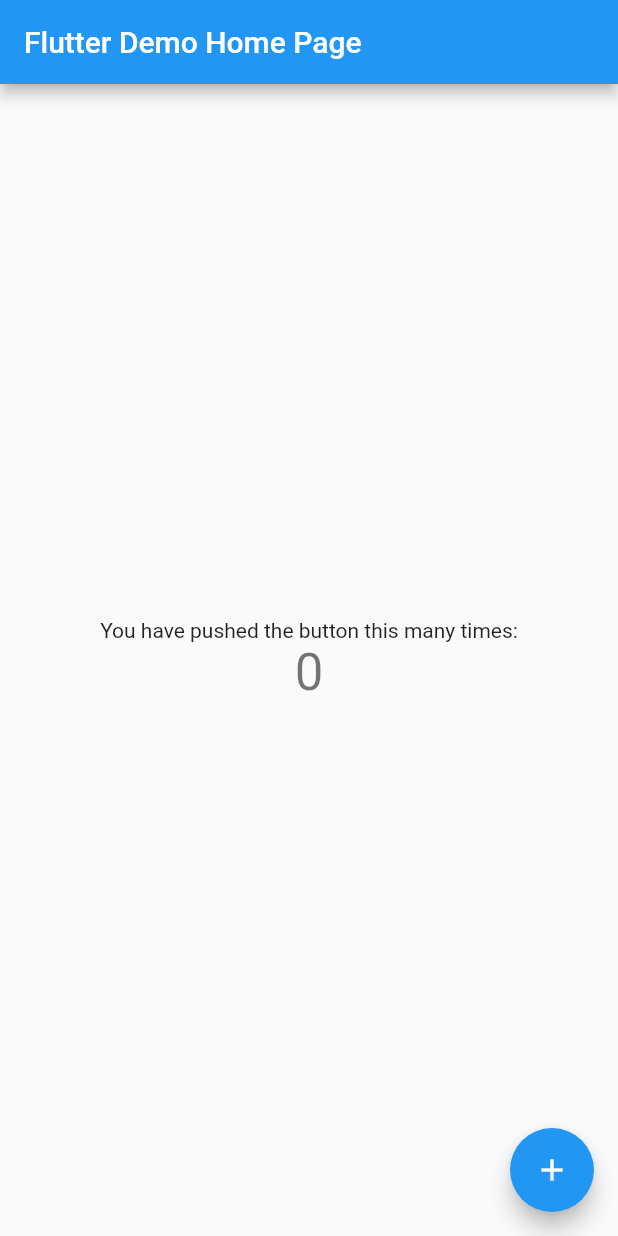
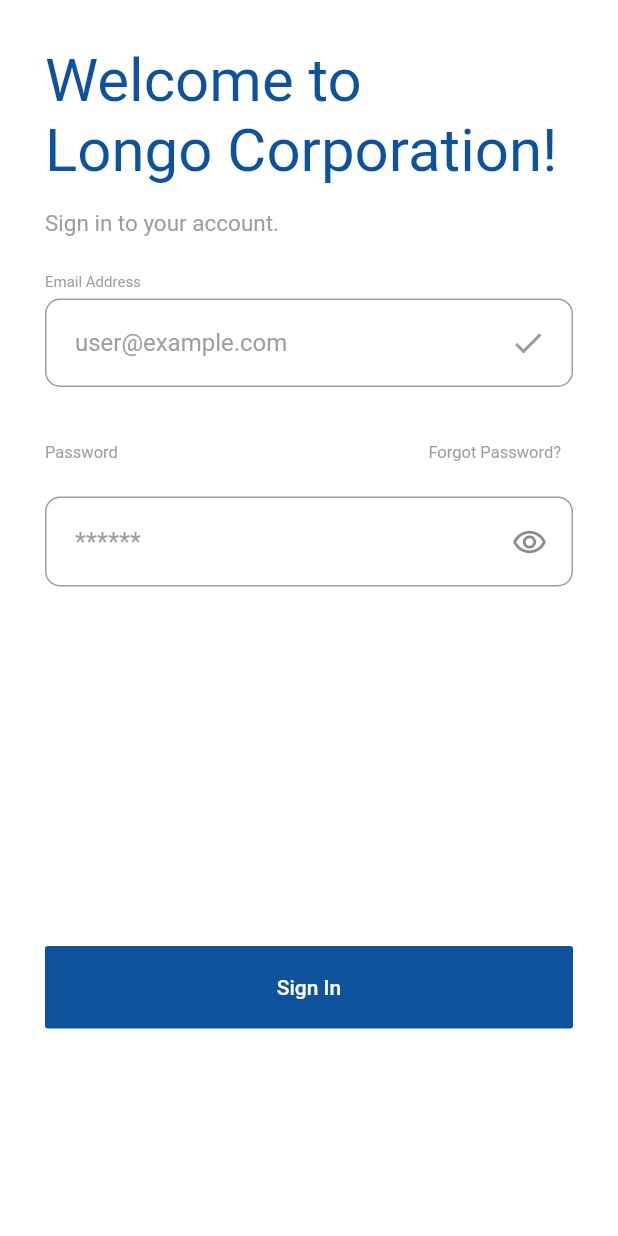
Before and after one commit to teerathk/Longo, a Flutter app: the screen it shows after launch, on a phone screen of 412 x 824 dp. Run offline on Flutter 3.47's test engine with Material 2 defaults, Android fonts, the phone set to English and light mode, and no system bars.

Commit message:
Login screen
UI login screen

```diff
--- a/lib/main.dart
+++ b/lib/main.dart
@@ -1,115 +1,23 @@
 import 'package:flutter/material.dart';
+import 'package:longo/pages/home_page.dart';
+import 'package:longo/pages/login.dart';
 
-void main() {
-  runApp(const MyApp());
+void main(){
+  runApp(MyApp());
 }
 
 class MyApp extends StatelessWidget {
   const MyApp({Key? key}) : super(key: key);
 
-  // This widget is the root of your application.
   @override
   Widget build(BuildContext context) {
     return MaterialApp(
-      title: 'Flutter Demo',
-      theme: ThemeData(
-        // This is the theme of your application.
-        //
-        // Try running your application with "flutter run". You'll see the
-        // application has a blue toolbar. Then, without quitting the app, try
-        // changing the primarySwatch below to Colors.green and then invoke
-        // "hot reload" (press "r" in the console where you ran "flutter run",
-        // or simply save your changes to "hot reload" in a Flutter IDE).
-        // Notice that the counter didn't reset back to zero; the application
-        // is not restarted.
-        primarySwatch: Colors.blue,
-      ),
-      home: const MyHomePage(title: 'Flutter Demo Home Page'),
+      debugShowCheckedModeBanner: false,
+      routes: {
+        "/" : (context) => loginPage(),
+        "/login" : (context) => loginPage(),
+        "/home" :(context) => HomePage()
+      },
     );
   }
 }
-
-class MyHomePage extends StatefulWidget {
-  const MyHomePage({Key? key, required this.title}) : super(key: key);
-
-  // This widget is the home page of your application. It is stateful, meaning
-  // that it has a State object (defined below) that contains fields that affect
-  // how it looks.
-
-  // This class is the configuration for the state. It holds the values (in this
-  // case the title) provided by the parent (in this case the App widget) and
-  // used by the build method of the State. Fields in a Widget subclass are
-  // always marked "final".
-
-  final String title;
-
-  @override
-  State<MyHomePage> createState() => _MyHomePageState();
-}
-
-class _MyHomePageState extends State<MyHomePage> {
-  int _counter = 0;
-
-  void _incrementCounter() {
-    setState(() {
-      // This call to setState tells the Flutter framework that something has
-      // changed in this State, which causes it to rerun the build method below
-      // so that the display can reflect the updated values. If we changed
-      // _counter without calling setState(), then the build method would not be
-      // called again, and so nothing would appear to happen.
-      _counter++;
-    });
-  }
-
-  @override
-  Widget build(BuildContext context) {
-    // This method is rerun every time setState is called, for instance as done
-    // by the _incrementCounter method above.
-    //
-    // The Flutter framework has been optimized to make rerunning build methods
-    // fast, so that you can just rebuild anything that needs updating rather
-    // than having to individually change instances of widgets.
-    return Scaffold(
-      appBar: AppBar(
-        // Here we take the value from the MyHomePage object that was created by
-        // the App.build method, and use it to set our appbar title.
-        title: Text(widget.title),
-      ),
-      body: Center(
-        // Center is a layout widget. It takes a single child and positions it
-        // in the middle of the parent.
-        child: Column(
-          // Column is also a layout widget. It takes a list of children and
-          // arranges them vertically. By default, it sizes itself to fit its
-          // children horizontally, and tries to be as tall as its parent.
-          //
-          // Invoke "debug painting" (press "p" in the console, choose the
-          // "Toggle Debug Paint" action from the Flutter Inspector in Android
-          // Studio, or the "Toggle Debug Paint" command in Visual Studio Code)
-          // to see the wireframe for each widget.
-          //
-          // Column has various properties to control how it sizes itself and
-          // how it positions its children. Here we use mainAxisAlignment to
-          // center the children vertically; the main axis here is the vertical
-          // axis because Columns are vertical (the cross axis would be
-          // horizontal).
-          mainAxisAlignment: MainAxisAlignment.center,
-          children: <Widget>[
-            const Text(
-              'You have pushed the button this many times:',
-            ),
-            Text(
-              '$_counter',
-              style: Theme.of(context).textTheme.headline4,
-            ),
-          ],
-        ),
-      ),
-      floatingActionButton: FloatingActionButton(
-        onPressed: _incrementCounter,
-        tooltip: 'Increment',
-        child: const Icon(Icons.add),
-      ), // This trailing comma makes auto-formatting nicer for build methods.
-    );
-  }
-}
--- /dev/null
+++ b/lib/pages/home_page.dart
@@ -0,0 +1,23 @@
+import 'package:flutter/material.dart';
+
+class HomePage extends StatelessWidget {
+  const HomePage({Key? key}) : super(key: key);
+
+  @override
+  Widget build(BuildContext context) {
+    int days = 30;
+    String name = "Codepur";
+
+    return Scaffold(
+      appBar: AppBar(
+        title: Text("My First App"),
+      ),
+      body: Center(
+        child: Container(
+          child: Text("Welcome  today $days  days in $name "),
+        ),
+      ),
+      drawer: Drawer(),
+    );
+  }
+}
--- /dev/null
+++ b/lib/pages/login.dart
@@ -0,0 +1,177 @@
+import 'package:flutter/material.dart';
+
+class loginPage extends StatelessWidget {
+  const loginPage({Key? key}) : super(key: key);
+
+  @override
+  Widget build(BuildContext context) {
+
+    var inputLabelStyle = const TextStyle(fontSize: 10,height: 0,color: const Color(0xff202020),);
+    double screenWidth = MediaQuery.of(context).size.width;
+    double screenHeight = MediaQuery.of(context).size.height;
+
+    return Material(
+
+      color: Colors.white,
+      child: SingleChildScrollView(
+      child: Padding(
+        padding: EdgeInsets.all(30),
+      child: Column(
+        crossAxisAlignment: CrossAxisAlignment.start,
+        children: [
+          const Text(
+            "Welcome to \nLongo Corporation!",
+            style: TextStyle(
+              fontSize: 40,
+              color: Color(0xff0D529A),
+            ),
+
+
+          ),
+          const Padding(
+            padding: EdgeInsets.only(bottom: 20), //apply padding to all four sides
+            child: Text(
+              "Sign in to your account.",
+              style: TextStyle(
+                fontSize: 15,
+                height: 2.5,
+                color: Colors.grey,
+              ),
+              textAlign: TextAlign.left,
+            ),
+          ),
+          const Padding(
+            padding: EdgeInsets.only(bottom: 5), //apply padding to all four sides
+            child: Text(
+              "Email Address",
+              style: TextStyle(
+                fontSize: 10,
+                height: 0,
+                color: Colors.grey,
+              ),
+
+            ),
+          ),
+          TextFormField(
+            //autofocus: true,
+            style: TextStyle(
+              color: Color(0xff0D529A),
+            ),
+            decoration: const InputDecoration(
+              hintText: "user@example.com",
+
+              hintStyle: TextStyle(
+                  fontSize: 16,
+                  color: Colors.grey,
+              ),
+              contentPadding: EdgeInsets.all(20),
+              labelStyle: TextStyle(
+                color: Colors.grey,
+                fontSize: 11,
+              ),
+              border: OutlineInputBorder(
+                borderRadius: BorderRadius.all(Radius.circular(10.0)),
+              ),
+              fillColor: Colors.grey,
+              floatingLabelBehavior:FloatingLabelBehavior.always,
+              labelText: "",
+              suffixIcon: Padding(
+                padding: const EdgeInsetsDirectional.only(end: 12.0),
+                child: Icon(Icons.check, color: Colors.grey),
+              ),
+            ),
+          ),
+          Container(
+            height: 20,
+          ),
+          Row(
+              mainAxisAlignment: MainAxisAlignment.spaceBetween,
+              children: <Widget>[
+                const Padding(
+                  padding: EdgeInsets.only(bottom: 5), //apply padding to all four sides
+                  child: Text(
+                    "Password",
+                    style: TextStyle(
+                      fontSize: 11,
+                      height: 0,
+                      color: Colors.grey,
+                    ),
+                    textAlign: TextAlign.left,
+                  ),
+                ),
+                Padding(
+                  padding: EdgeInsets.only(bottom: 5),
+                  child: TextButton(
+                    style: TextButton.styleFrom(
+                      primary: Colors.grey,
+                      textStyle: const TextStyle(
+                          fontSize: 11,
+                          height: 0,
+                          color: Colors.red
+                      ),
+                    ),
+                    onPressed: (){ },
+                    child: const Text('Forgot Password?'),
+                  ),
+                ),
+              ]
+          ),
+          TextFormField(
+            obscureText: true,
+            decoration: InputDecoration(
+              hintText: "******",
+              hintStyle: const TextStyle(
+                  fontSize: 17.0,
+                  color: Colors.grey
+              ),
+              contentPadding: const EdgeInsets.all(20),
+              labelStyle: const TextStyle(
+                color: Colors.grey,
+                fontSize: 17,
+              ),
+              border: OutlineInputBorder(
+                borderRadius: BorderRadius.all(Radius.circular(10.0)),
+              ),
+              suffixIcon: Padding(
+                  padding: const EdgeInsetsDirectional.only(end: 5.0),
+                  child: IconButton(
+                      icon: Icon(
+                          Icons.remove_red_eye_outlined),
+                      onPressed: () {
+
+                      }),
+            ),
+
+          ),
+
+          ),
+          Container(
+            height: 20,
+          ),
+
+          Center(
+            child: Container(
+              alignment: Alignment.bottomCenter,
+              height: screenHeight/3,
+              //height: MediaQuery.of(context).size.height * 0.4,
+              width: screenWidth,
+              color: Colors.white,
+              //width: MediaQuery.of(context).size.width * 0.5, // Will take 50% of screen space
+              child: FlatButton(
+                padding: const EdgeInsets.fromLTRB(0, 15, 0, 15),
+                minWidth: screenWidth/0.5,
+                height: 55,
+                child: const Text("Sign In"),
+                color: Color(0xff0D529A),
+                textColor: const Color(0xffffffff),
+                onPressed: () { },
+              ),
+            ),
+          ),
+        ],
+      ),
+      ),
+      ),
+    );
+  }
+}
--- a/pubspec.yaml
+++ b/pubspec.yaml
@@ -34,6 +34,7 @@ dependencies:
   # The following adds the Cupertino Icons font to your application.
   # Use with the CupertinoIcons class for iOS style icons.
   cupertino_icons: ^1.0.2
+  google_fonts: ^3.0.1
 
 dev_dependencies:
   flutter_test:
@@ -59,7 +60,7 @@ flutter:
 
   # To add assets to your application, add an assets section, like this:
   # assets:
-  #   - images/a_dot_burr.jpeg
+  #  - images/
   #   - images/a_dot_ham.jpeg
 
   # An image asset can refer to one or more resolution-specific "variants", see
```
Also changed, not shown: assets/images/login.png (added), pubspec.lock, 2 other files.
